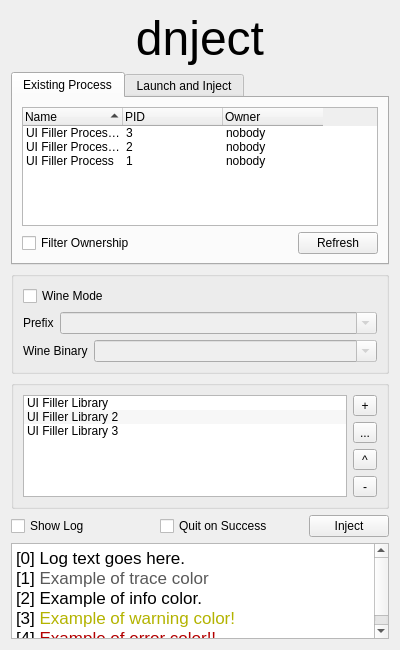
First picture: the form in ui/main.ui, repository melvyn2/dnject, before the edit.
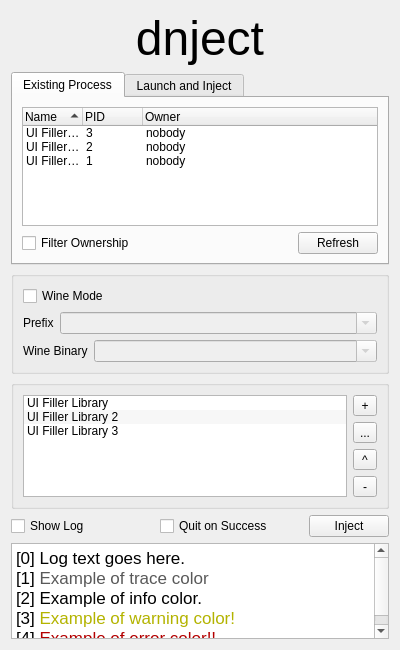
Second picture: the form after the edit. Icons and pictures are not drawn.

Commit message: Implement process table listing

Patch:
```diff
--- a/ui/main.ui
+++ b/ui/main.ui
@@ -24,7 +24,7 @@
   </property>
   <property name="maximumSize">
    <size>
-    <width>400</width>
+    <width>600</width>
     <height>16777215</height>
    </size>
   </property>
@@ -95,8 +95,11 @@
          <property name="expandsOnDoubleClick">
           <bool>false</bool>
          </property>
+         <attribute name="headerDefaultSectionSize">
+          <number>60</number>
+         </attribute>
          <attribute name="headerStretchLastSection">
-          <bool>false</bool>
+          <bool>true</bool>
          </attribute>
          <column>
           <property name="text">
```
Left out of the diff: 4 changed lines with no effect on the pictures. The commit also changes 2 other files.
